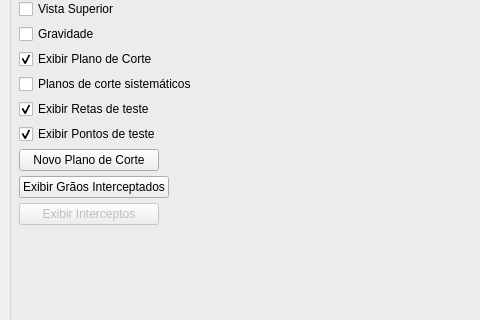
First picture: the form in forms/gui.ui, repository lucassimao/Simulacao-Estereologica, before the edit; both pictures show x 0 to 480 and y 196 to 516 of the 852 by 611 pixel window.
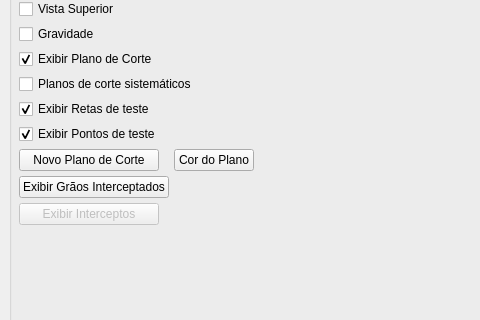
Second picture: the form after the edit. Icons and pictures are not drawn.

Commit message: Implementacao da funcionalidade para escolher a cor do plano de fundo

The edit to the form file:
```diff
--- a/forms/gui.ui
+++ b/forms/gui.ui
@@ -374,6 +374,16 @@
               </property>
              </spacer>
             </item>
+            <item>
+             <widget class="QPushButton" name="btnPlanoDeCorteCor">
+              <property name="cursor">
+               <cursorShape>PointingHandCursor</cursorShape>
+              </property>
+              <property name="text">
+               <string>Cor do Plano</string>
+              </property>
+             </widget>
+            </item>
            </layout>
           </item>
           <item>
```
Left out of the diff: 17 changed lines with no effect on the pictures. The commit also changes 8 other files.
